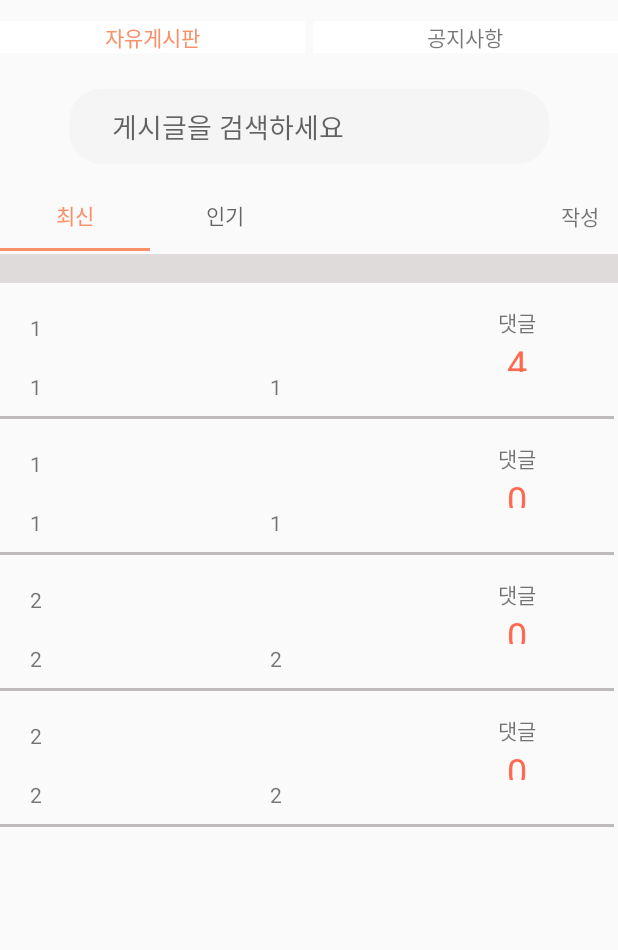
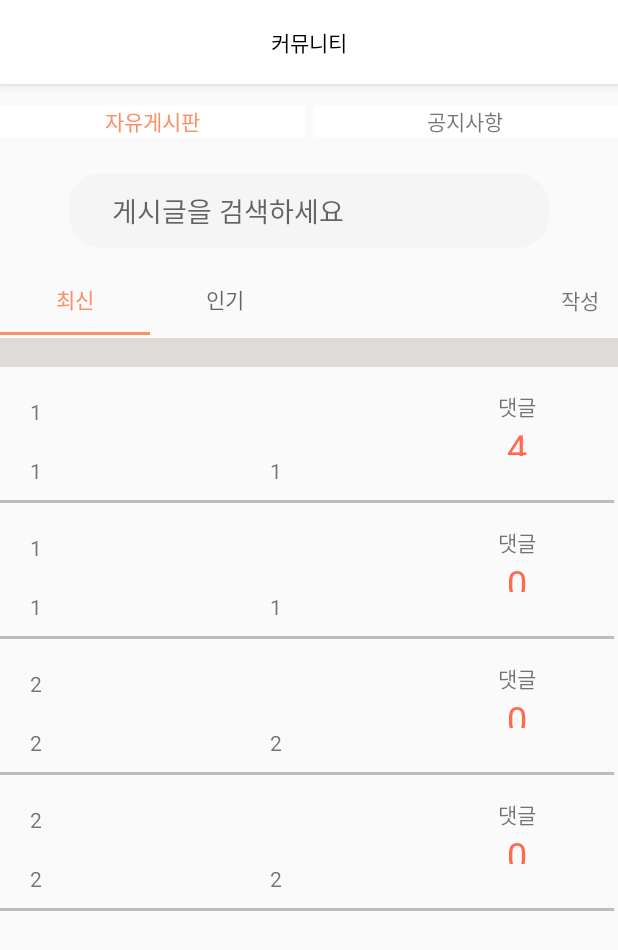
Before and after one commit to HNU-OEG/saojeong-android, an Android app: the fragment CommunityFragment shown on its own in the app's theme, on a phone screen of 412 x 824 dp. Shown: the top 950 px of the screen. Run offline under Robolectric (Android 15) with nearby library versions, the light colour scheme and no system bars; 4 statements that could not run were skipped.

Commit message:
Revert "액션바(커뮤니티) 구현"

```diff
--- a/app/src/main/java/com/example/saojeong/CommunityWirteActivity.java
+++ b/app/src/main/java/com/example/saojeong/CommunityWirteActivity.java
@@ -1,5 +1,6 @@
 package com.example.saojeong;
 
+import android.graphics.Color;
 import android.os.Bundle;
 import android.view.Menu;
 import android.view.MenuInflater;
@@ -10,8 +11,6 @@ import androidx.appcompat.widget.Toolbar;
 
 public class CommunityWirteActivity extends AppCompatActivity {
 
-
-
     @Override
     protected void onCreate(Bundle savedInstanceState) {
         super.onCreate(savedInstanceState);
@@ -20,7 +19,9 @@ public class CommunityWirteActivity extends AppCompatActivity {
         setSupportActionBar(toolbar);
         getSupportActionBar().setDisplayHomeAsUpEnabled(true);
         getSupportActionBar().setHomeButtonEnabled(true);
+        getSupportActionBar().setTitle("");
     }
+
     @Override
     public boolean onCreateOptionsMenu(Menu menu) {
         MenuInflater menuInflater = getMenuInflater();
--- a/app/src/main/java/com/example/saojeong/fragment/CommunityFragment.java
+++ b/app/src/main/java/com/example/saojeong/fragment/CommunityFragment.java
@@ -11,6 +11,7 @@ import android.widget.EditText;
 import android.widget.TextView;
 
 import androidx.annotation.NonNull;
+import androidx.appcompat.widget.Toolbar;
 import androidx.fragment.app.Fragment;
 import androidx.viewpager2.widget.ViewPager2;
 
@@ -44,7 +45,14 @@ public class CommunityFragment extends Fragment {
         mNotice=view.findViewById(R.id.tv_community_btn_notice);
         mWrite=view.findViewById(R.id.tv_community_btn_write);
         mBoardSearch=view.findViewById(R.id.et_community_boardsearch);
+        Toolbar toolbar = view.findViewById(R.id.toolbar);
 
+
+        ((MainActivity)getActivity()).setSupportActionBar(toolbar);
+        ((MainActivity)getActivity()).getSupportActionBar().setDisplayHomeAsUpEnabled(true);
+        ((MainActivity)getActivity()).getSupportActionBar().setTitle("");
+        ((MainActivity)getActivity()).getSupportActionBar().setDisplayShowTitleEnabled(false);
+        toolbar.setTitleTextColor(Color.BLACK);
         mFreeboard.setOnClickListener(new View.OnClickListener() {
             @Override
             public void onClick(View view) {
--- a/app/src/main/res/layout/activity_community_read.xml
+++ b/app/src/main/res/layout/activity_community_read.xml
@@ -17,7 +17,7 @@
                 android:layout_width="match_parent"
                 android:layout_height="?attr/actionBarSize"
                 android:background="@color/colorMain"
-                app:popupTheme="@style/AppTheme.PopupOverlay" />
+                app:popupTheme="@style/Theme.AppCompat.Light.DarkActionBar" />
 
         </com.google.android.material.appbar.AppBarLayout>
 
--- a/app/src/main/res/layout/fragment_community.xml
+++ b/app/src/main/res/layout/fragment_community.xml
@@ -9,6 +9,32 @@
         android:layout_width="match_parent"
         android:layout_height="match_parent"
         android:orientation="vertical" >
+        <com.google.android.material.appbar.AppBarLayout
+            android:layout_width="match_parent"
+            android:layout_height="wrap_content"
+            android:theme="@style/AppTheme.AppBarOverlay">
+
+            <androidx.appcompat.widget.Toolbar
+                android:id="@+id/toolbar"
+                android:layout_width="match_parent"
+                android:layout_height="?attr/actionBarSize"
+                android:background="#FFFFFF"
+                app:popupTheme="@style/Theme.AppCompat.Light.DarkActionBar"
+                >
+
+                <TextView
+                    android:id="@+id/tool11bar"
+                    android:layout_width="wrap_content"
+                    android:layout_height="?attr/actionBarSize"
+                    android:text="커뮤니티"
+                    android:layout_gravity="center"
+                    android:gravity="center"
+                    android:textColor="#000000"
+                    />
+            </androidx.appcompat.widget.Toolbar>
+
+
+        </com.google.android.material.appbar.AppBarLayout>
 
         <LinearLayout
             android:layout_width="match_parent"
```
Also changed, not shown: app/src/main/java/com/example/saojeong/adapter/ChartAdapter.java (+19 -17 lines), app/src/main/java/com/example/saojeong/fragment/PriceFragment.java (+0 -7 lines), app/src/main/res/layout/activity_community_write.xml (+16 -2 lines), app/src/main/res/layout/adapter_chart.xml (+21 -5 lines), app/src/main/res/layout/fragment_community_readboard.xml (+15 -2 lines).
